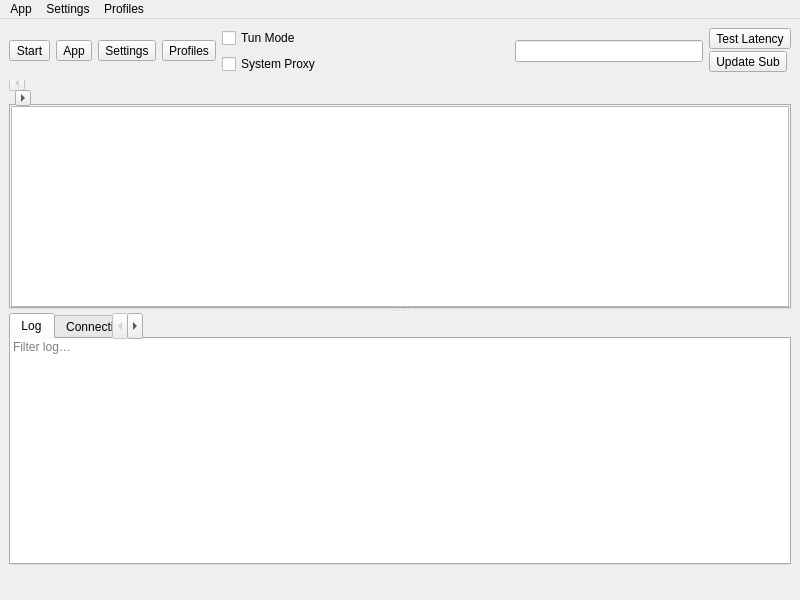
Old version of the form src/ui/mainwindow.ui in the repository Ogstra/proxor.
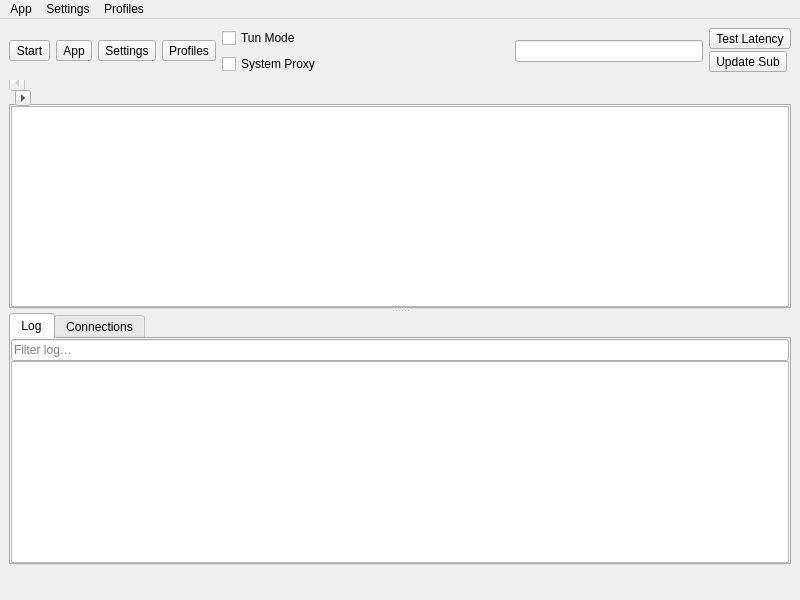
New version of the form. Icons and pictures are not drawn. Custom widgets are drawn as their Qt base class.

Commit message: style: restore log pane chrome

```diff
--- a/src/ui/mainwindow.ui
+++ b/src/ui/mainwindow.ui
@@ -301,11 +301,6 @@
        <layout class="QVBoxLayout" name="aaaaaaaaaaaa" stretch="0">
         <item>
          <widget class="QTabWidget" name="down_tab">
-          <property name="styleSheet">
-           <string notr="true">QTabWidget#down_tab::tab-bar {
-    left: -2px;
-}</string>
-          </property>
           <property name="currentIndex">
            <number>0</number>
           </property>
@@ -331,9 +326,6 @@
             </property>
             <item>
              <widget class="QLineEdit" name="log_filter">
-              <property name="frame">
-               <bool>false</bool>
-              </property>
               <property name="placeholderText">
                <string>Filter log…</string>
               </property>
@@ -347,12 +339,6 @@
               <property name="contextMenuPolicy">
                <enum>Qt::CustomContextMenu</enum>
               </property>
-              <property name="frameShape">
-               <enum>QFrame::NoFrame</enum>
-              </property>
-              <property name="lineWidth">
-               <number>0</number>
-              </property>
               <property name="openLinks">
                <bool>false</bool>
               </property>
```
